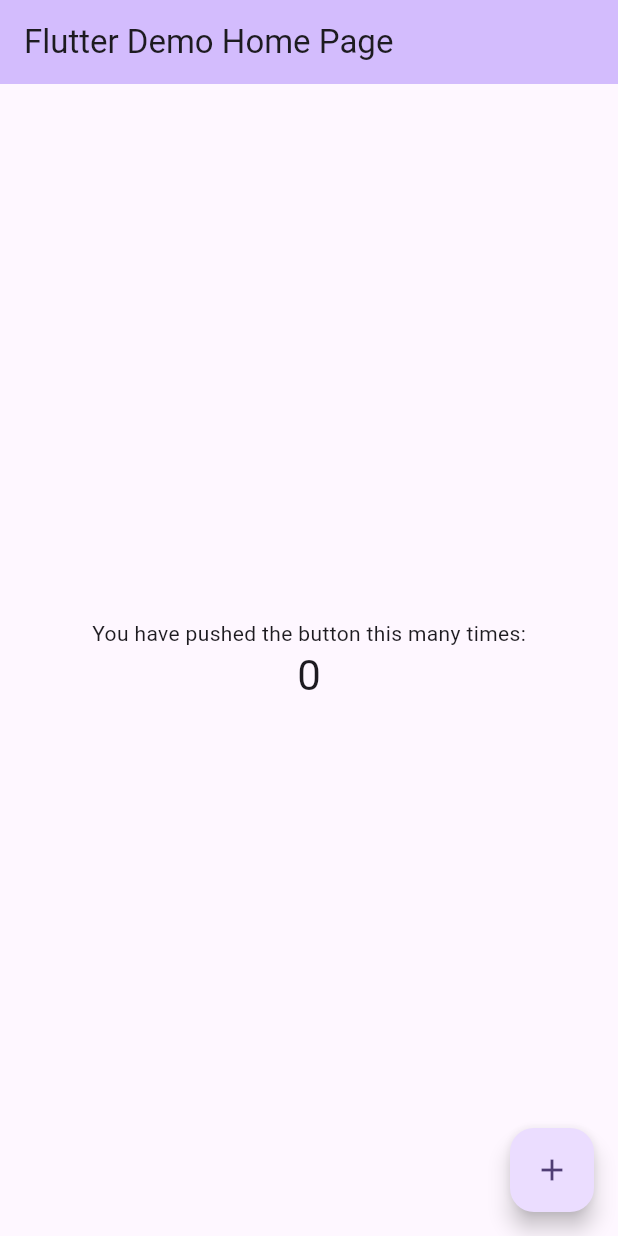
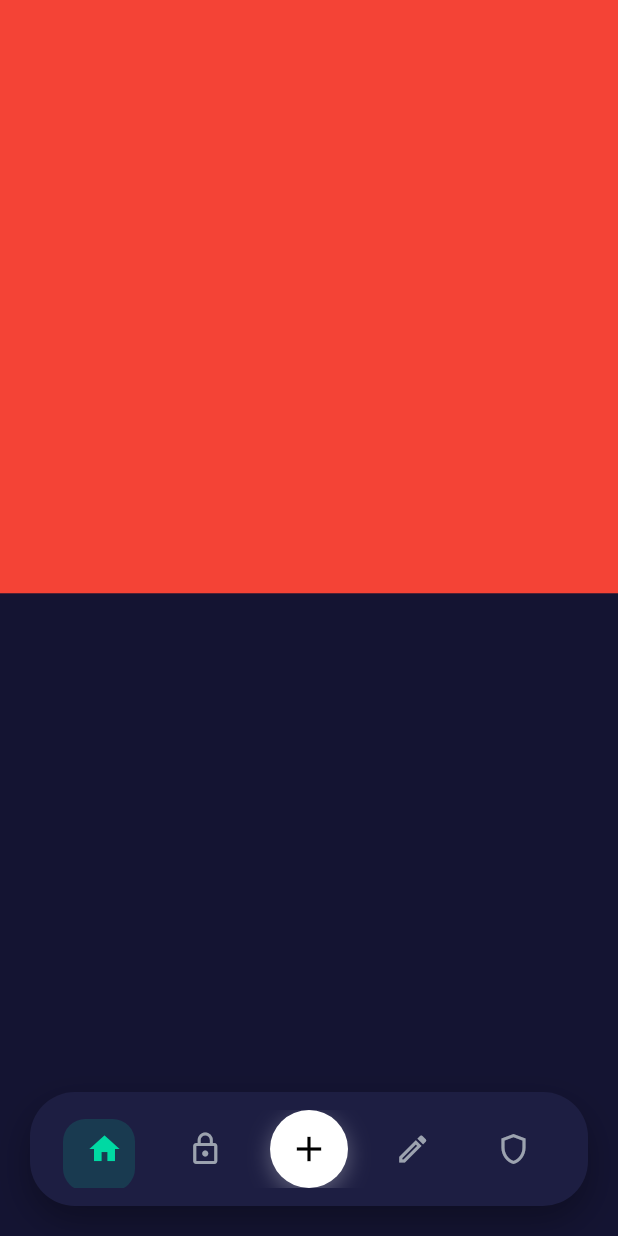
Before and after one commit to Milad-Noroozi/ramz_save, a Flutter app: the screen it shows after launch, on a phone screen of 412 x 824 dp. Run offline on Flutter 3.47's test engine with Material 3 defaults, Android fonts, the phone set to English and light mode, and no system bars.

Commit message:
Added bottom navigation bar to HomeView

```diff
--- a/lib/config/app_colors.dart
+++ b/lib/config/app_colors.dart
@@ -0,0 +1,28 @@
+import 'package:flutter/material.dart';
+
+class AppColors {
+  AppColors._();
+
+  // Primary
+  static const purple = Color(0xFF6C5CE7);
+  static const green = Color(0xFF00D9A3);
+  static const blue = Color(0xFF4A90E2);
+
+  // Background
+  static const darkBgPrimary = Color(0xFF141432);
+  static const darkBgSeccondry = Color(0xFF1D1E42);
+  static const cardBg = Color(0xFF252541);
+  static const inputBg = Color(0xFF2D2D44);
+
+  // Text
+  static const textPrimary = Color(0xFFFFFFFF);
+  static const textSecondary = Color(0xFF9CA3AF);
+  static const textHint = Color(0xFF6B7280);
+
+  // Status
+  static const success = Color(0xFF10B981);
+  static const error = Color(0xFFEF4444);
+  static const warning = Color(0xFFF59E0B);
+  static const black = Color(0xFF000000);
+  static const white = Color(0xFFFFFFFF);
+}
--- /dev/null
+++ b/lib/config/app_theme.dart
@@ -0,0 +1,39 @@
+import 'package:flutter/material.dart';
+import 'app_colors.dart';
+class AppTheme {
+  AppTheme._();
+
+  static final ThemeData darkTheme = ThemeData(
+    brightness: Brightness.dark,
+    scaffoldBackgroundColor: AppColors.darkBgPrimary,
+    primaryColor: AppColors.purple,
+    cardColor: AppColors.cardBg,
+    inputDecorationTheme: InputDecorationTheme(
+      filled: true,
+      fillColor: AppColors.inputBg,
+      hintStyle: const TextStyle(color: AppColors.textHint),
+      border: OutlineInputBorder(
+        borderRadius: BorderRadius.circular(12),
+        borderSide: BorderSide.none,
+      ),
+    ),
+    textTheme: const TextTheme(
+      bodyLarge: TextStyle(color: AppColors.textPrimary),
+      bodyMedium: TextStyle(color: AppColors.textSecondary),
+    ),
+    colorScheme: const ColorScheme.dark(
+      primary: AppColors.purple,
+      secondary: AppColors.green,
+      error: AppColors.error,
+    ),
+    elevatedButtonTheme: ElevatedButtonThemeData(
+      style: ElevatedButton.styleFrom(
+        backgroundColor: AppColors.green,
+        foregroundColor: Colors.white,
+        shape: RoundedRectangleBorder(
+          borderRadius: BorderRadius.all(Radius.circular(12)),
+        ),
+      ),
+    ),
+  );
+}
--- a/lib/main.dart
+++ b/lib/main.dart
@@ -1,123 +1,21 @@
 import 'package:flutter/material.dart';
+import 'package:ramz_save/views/main_page.dart';
+import 'config/app_theme.dart';
 
 void main() {
-  runApp(const MyApp());
+  runApp(const RamzSaveApp());
 }
 
-class MyApp extends StatelessWidget {
-  const MyApp({super.key});
+class RamzSaveApp extends StatelessWidget {
+  const RamzSaveApp({super.key});
 
-  // This widget is the root of your application.
   @override
   Widget build(BuildContext context) {
     return MaterialApp(
-      title: 'Flutter Demo',
-      theme: ThemeData(
-        // This is the theme of your application.
-        //
-        // TRY THIS: Try running your application with "flutter run". You'll see
-        // the application has a purple toolbar. Then, without quitting the app,
-        // try changing the seedColor in the colorScheme below to Colors.green
-        // and then invoke "hot reload" (save your changes or press the "hot
-        // reload" button in a Flutter-supported IDE, or press "r" if you used
-        // the command line to start the app).
-        //
-        // Notice that the counter didn't reset back to zero; the application
-        // state is not lost during the reload. To reset the state, use hot
-        // restart instead.
-        //
-        // This works for code too, not just values: Most code changes can be
-        // tested with just a hot reload.
-        colorScheme: ColorScheme.fromSeed(seedColor: Colors.deepPurple),
-      ),
-      home: const MyHomePage(title: 'Flutter Demo Home Page'),
+      title: 'Ramz Save',
+      debugShowCheckedModeBanner: false,
+      theme: AppTheme.darkTheme,
+      home: const MainPage(),
     );
   }
 }
-
-class MyHomePage extends StatefulWidget {
-  const MyHomePage({super.key, required this.title});
-
-  // This widget is the home page of your application. It is stateful, meaning
-  // that it has a State object (defined below) that contains fields that affect
-  // how it looks.
-
-  // This class is the configuration for the state. It holds the values (in this
-  // case the title) provided by the parent (in this case the App widget) and
-  // used by the build method of the State. Fields in a Widget subclass are
-  // always marked "final".
-
-  final String title;
-
-  @override
-  State<MyHomePage> createState() => _MyHomePageState();
-}
-
-class _MyHomePageState extends State<MyHomePage> {
-  int _counter = 0;
-
-  void _incrementCounter() {
-    setState(() {
-      // This call to setState tells the Flutter framework that something has
-      // changed in this State, which causes it to rerun the build method below
-      // so that the display can reflect the updated values. If we changed
-      // _counter without calling setState(), then the build method would not be
-      // called again, and so nothing would appear to happen.
-      _counter++;
-    });
-  }
-
-  @override
-  Widget build(BuildContext context) {
-    // This method is rerun every time setState is called, for instance as done
-    // by the _incrementCounter method above.
-    //
-    // The Flutter framework has been optimized to make rerunning build methods
-    // fast, so that you can just rebuild anything that needs updating rather
-    // than having to individually change instances of widgets.
-    return Scaffold(
-      appBar: AppBar(
-        // TRY THIS: Try changing the color here to a specific color (to
-        // Colors.amber, perhaps?) and trigger a hot reload to see the AppBar
-        // change color while the other colors stay the same.
-        backgroundColor: Theme.of(context).colorScheme.inversePrimary,
-        // Here we take the value from the MyHomePage object that was created by
-        // the App.build method, and use it to set our appbar title.
-        title: Text(widget.title),
-      ),
-      body: Center(
-        // Center is a layout widget. It takes a single child and positions it
-        // in the middle of the parent.
-        child: Column(
-          // Column is also a layout widget. It takes a list of children and
-          // arranges them vertically. By default, it sizes itself to fit its
-          // children horizontally, and tries to be as tall as its parent.
-          //
-          // Column has various properties to control how it sizes itself and
-          // how it positions its children. Here we use mainAxisAlignment to
-          // center the children vertically; the main axis here is the vertical
-          // axis because Columns are vertical (the cross axis would be
-          // horizontal).
-          //
-          // TRY THIS: Invoke "debug painting" (choose the "Toggle Debug Paint"
-          // action in the IDE, or press "p" in the console), to see the
-          // wireframe for each widget.
-          mainAxisAlignment: MainAxisAlignment.center,
-          children: <Widget>[
-            const Text('You have pushed the button this many times:'),
-            Text(
-              '$_counter',
-              style: Theme.of(context).textTheme.headlineMedium,
-            ),
-          ],
-        ),
-      ),
-      floatingActionButton: FloatingActionButton(
-        onPressed: _incrementCounter,
-        tooltip: 'Increment',
-        child: const Icon(Icons.add),
-      ),
-      // This trailing comma makes auto-formatting nicer for build methods.
-    );
-  }
-}
--- a/lib/views/home/home_view.dart
+++ b/lib/views/home/home_view.dart
@@ -0,0 +1,27 @@
+import 'package:flutter/material.dart';
+
+class HomeView extends StatefulWidget {
+  const HomeView({super.key});
+
+  @override
+  State<HomeView> createState() => _HomeViewState();
+}
+
+class _HomeViewState extends State<HomeView> {
+
+
+  @override
+  Widget build(BuildContext context) {
+    return Scaffold(
+      body: Column(
+        children: [
+          Container(
+  height: MediaQuery.of(context).size.height * 0.48,
+  width: double.infinity,
+            color: Colors.red,
+          )
+        ],
+      )
+    );
+  }
+}
--- /dev/null
+++ b/lib/views/main_page.dart
@@ -0,0 +1,41 @@
+import 'package:flutter/material.dart';
+import 'package:ramz_save/views/profile/profile_view.dart';
+import 'package:ramz_save/views/settings/settings_view.dart';
+import '../views/widgets/bottom_nav_bar.dart';
+import '../views/home/home_view.dart';
+
+class MainPage extends StatefulWidget {
+  const MainPage({super.key});
+
+  @override
+  State<MainPage> createState() => _MainPageState();
+}
+
+class _MainPageState extends State<MainPage> {
+  int _selectedIndex = 0;
+
+  final List<Widget> _pages = const [
+    HomeView(),
+    ProfileView(),
+    HomeView(),
+    ProfileView(),
+    SettingView(),
+    ];
+
+  void _onNavTap(int index) {
+    setState(() {
+      _selectedIndex = index;
+    });
+  }
+
+  @override
+  Widget build(BuildContext context) {
+    return Scaffold(
+      body: _pages[_selectedIndex],
+      bottomNavigationBar: BottomNavBar(
+        currentIndex: _selectedIndex,
+        onTap: _onNavTap,
+      ),
+    );
+  }
+}
--- a/lib/views/widgets/bottom_nav_bar.dart
+++ b/lib/views/widgets/bottom_nav_bar.dart
@@ -0,0 +1,181 @@
+import 'package:flutter/material.dart';
+import 'package:ramz_save/config/app_colors.dart';
+
+class BottomNavBar extends StatefulWidget {
+  final int currentIndex;
+  final Function(int) onTap;
+
+  const BottomNavBar({
+    super.key,
+    required this.currentIndex,
+    required this.onTap,
+  });
+
+  @override
+  State<BottomNavBar> createState() => _BottomNavBarState();
+}
+
+class _BottomNavBarState extends State<BottomNavBar> with TickerProviderStateMixin {
+  late AnimationController _slideController;
+  late Animation<double> _slideAnimation;
+  int _previousIndex = 0;
+
+  @override
+  void initState() {
+    super.initState();
+    _slideController = AnimationController(
+      duration: const Duration(milliseconds: 400),
+      vsync: this,
+    );
+    _slideAnimation = CurvedAnimation(
+      parent: _slideController,
+      curve: Curves.easeInOutCubic,
+    );
+    _previousIndex = widget.currentIndex;
+  }
+
+  @override
+  void didUpdateWidget(BottomNavBar oldWidget) {
+    super.didUpdateWidget(oldWidget);
+    if (oldWidget.currentIndex != widget.currentIndex) {
+      _previousIndex = oldWidget.currentIndex;
+      _slideController.forward(from: 0);
+    }
+  }
+
+  @override
+  void dispose() {
+    _slideController.dispose();
+    super.dispose();
+  }
+
+  @override
+  Widget build(BuildContext context) {
+    return Container(
+      margin: const EdgeInsets.all(20),
+      padding: const EdgeInsets.symmetric(horizontal: 16, vertical: 12),
+      decoration: BoxDecoration(
+        color: AppColors.darkBgSeccondry,
+        borderRadius: BorderRadius.circular(30),
+        boxShadow: [
+          BoxShadow(
+            color: Colors.black.withOpacity(0.3),
+            blurRadius: 20,
+            offset: const Offset(0, 10),
+          ),
+        ],
+      ),
+      child: Stack(
+        children: [
+          _buildIndicator(),
+          Row(
+            mainAxisAlignment: MainAxisAlignment.spaceAround,
+            children: [
+              _buildNavItem(Icons.home_outlined, Icons.home, 0),
+              _buildNavItem(Icons.lock_outline, Icons.lock, 1),
+              _buildAddButton(),
+              _buildNavItem(Icons.edit_outlined, Icons.edit, 3),
+              _buildNavItem(Icons.shield_outlined, Icons.shield, 4),
+            ],
+          ),
+        ],
+      ),
+    );
+  }
+
+  Widget _buildIndicator() {
+    if (widget.currentIndex == 2) return const SizedBox.shrink();
+
+    return AnimatedBuilder(
+      animation: _slideAnimation,
+      builder: (context, child) {
+        final itemWidth = (MediaQuery.of(context).size.width - 72) / 5;
+        final startPos = _getItemPosition(_previousIndex, itemWidth);
+        final endPos = _getItemPosition(widget.currentIndex, itemWidth);
+        final currentPos = startPos + (endPos - startPos) * _slideAnimation.value;
+
+        return Positioned(
+          left: currentPos,
+          top: 6,
+          child: Container(
+            width: 48,
+            height: 48,
+            decoration: BoxDecoration(
+              color: AppColors.green.withOpacity(0.15),
+              borderRadius: BorderRadius.circular(15),
+            ),
+          ),
+        );
+      },
+    );
+  }
+
+  double _getItemPosition(int index, double itemWidth) {
+    if (index == 2) return itemWidth * 2;
+    if (index > 2) {
+      return itemWidth * index + 6;
+    }
+    return itemWidth * index + 6;
+  }
+
+  Widget _buildNavItem(IconData icon, IconData activeIcon, int index) {
+    final isSelected = widget.currentIndex == index;
+
+    return GestureDetector(
+      onTap: () => widget.onTap(index),
+      child: Container(
+        padding: const EdgeInsets.all(12),
+        child: AnimatedSwitcher(
+          duration: const Duration(milliseconds: 300),
+          transitionBuilder: (child, animation) {
+            return ScaleTransition(
+              scale: animation,
+              child: FadeTransition(
+                opacity: animation,
+                child: child,
+              ),
+            );
+          },
+          child: Icon(
+            isSelected ? activeIcon : icon,
+            key: ValueKey<bool>(isSelected),
+            color: isSelected ? AppColors.green : AppColors.textSecondary,
+            size: 24,
+          ),
+        ),
+      ),
+    );
+  }
+
+  Widget _buildAddButton() {
+    final isSelected = widget.currentIndex == 2;
+
+    return GestureDetector(
+      onTap: () => widget.onTap(2),
+      child: AnimatedScale(
+        scale: isSelected ? 1.1 : 1.0,
+        duration: const Duration(milliseconds: 300),
+        curve: Curves.easeInOutBack,
+        child: Container(
+          padding: const EdgeInsets.all(12),
+          decoration: BoxDecoration(
+            color: Colors.white,
+            shape: BoxShape.circle,
+            boxShadow: [
+              BoxShadow(
+                color: Colors.white.withOpacity(0.3),
+                blurRadius: 12,
+                offset: const Offset(0, 4),
+              ),
+            ],
+          ),
+          child: Icon(
+            Icons.add,
+            color: Colors.black,
+            size: 28,
+          ),
+        ),
+      ),
+    );
+  }
+}
```
Also changed, not shown: lib/config/app_routes.dart (+14 -0 lines), lib/config/app_text_styles.dart (+44 -0 lines), lib/models/user_model.dart (+21 -0 lines), lib/models/vault_model.dart (+21 -0 lines), lib/views/profile/profile_view.dart (+21 -0 lines), lib/views/settings/settings_view.dart (+21 -0 lines).
